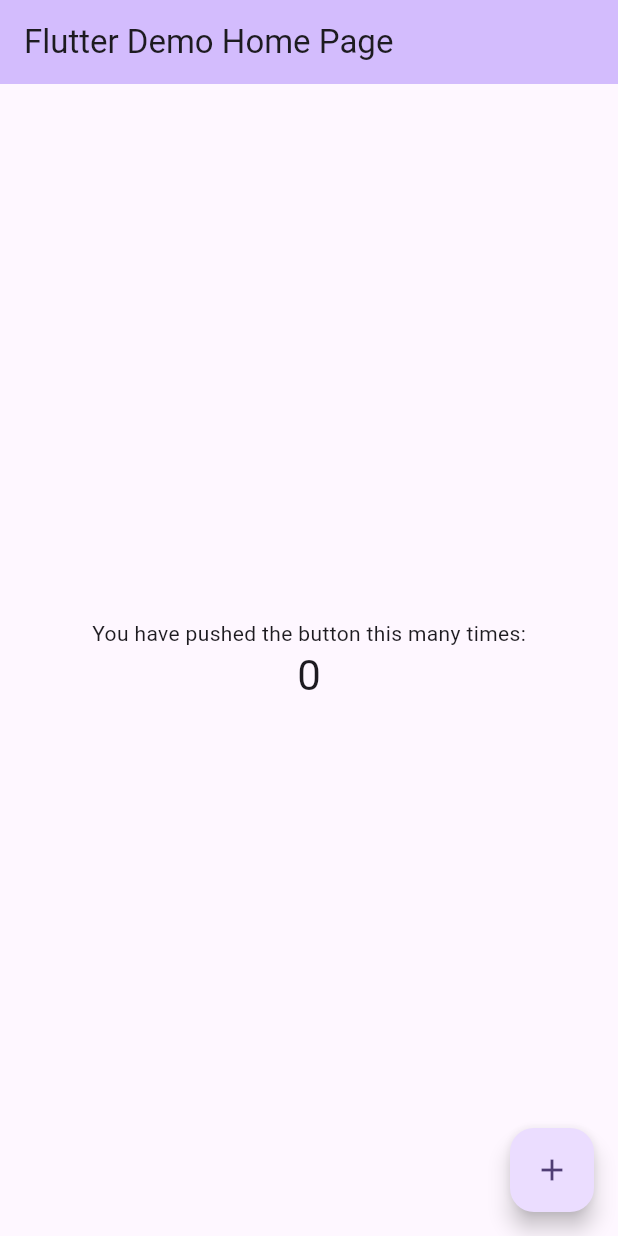
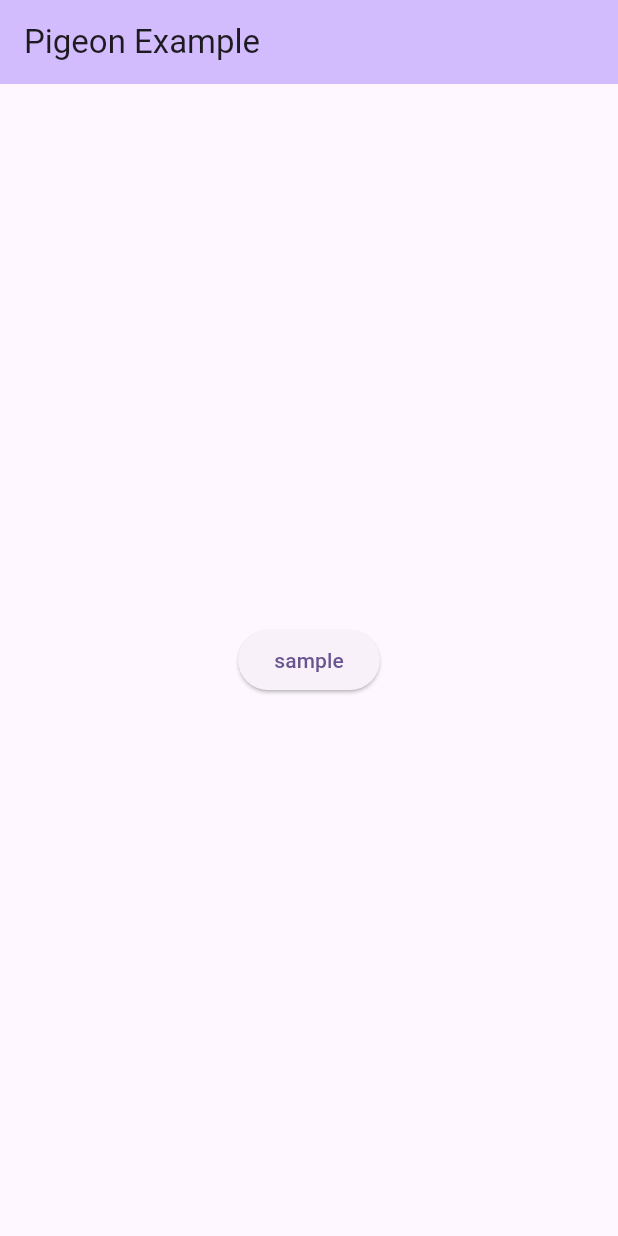
Before and after one commit to cm-tsmaeda/FlutterPigeonExample, a Flutter app: the screen it shows after launch, on a phone screen of 412 x 824 dp. Run offline on Flutter 3.47's test engine with Material 3 defaults, Android fonts, the phone set to English and light mode, and no system bars.

Commit message:
main.dartをサンプル用に修正

```diff
--- a/lib/main.dart
+++ b/lib/main.dart
@@ -7,45 +7,20 @@ void main() {
 class MyApp extends StatelessWidget {
   const MyApp({super.key});
 
-  // This widget is the root of your application.
   @override
   Widget build(BuildContext context) {
     return MaterialApp(
       title: 'Flutter Demo',
       theme: ThemeData(
-        // This is the theme of your application.
-        //
-        // TRY THIS: Try running your application with "flutter run". You'll see
-        // the application has a purple toolbar. Then, without quitting the app,
-        // try changing the seedColor in the colorScheme below to Colors.green
-        // and then invoke "hot reload" (save your changes or press the "hot
-        // reload" button in a Flutter-supported IDE, or press "r" if you used
-        // the command line to start the app).
-        //
-        // Notice that the counter didn't reset back to zero; the application
-        // state is not lost during the reload. To reset the state, use hot
-        // restart instead.
-        //
-        // This works for code too, not just values: Most code changes can be
-        // tested with just a hot reload.
         colorScheme: ColorScheme.fromSeed(seedColor: Colors.deepPurple),
       ),
-      home: const MyHomePage(title: 'Flutter Demo Home Page'),
+      home: const MyHomePage(title: 'Pigeon Example'),
     );
   }
 }
 
 class MyHomePage extends StatefulWidget {
   const MyHomePage({super.key, required this.title});
-
-  // This widget is the home page of your application. It is stateful, meaning
-  // that it has a State object (defined below) that contains fields that affect
-  // how it looks.
-
-  // This class is the configuration for the state. It holds the values (in this
-  // case the title) provided by the parent (in this case the App widget) and
-  // used by the build method of the State. Fields in a Widget subclass are
-  // always marked "final".
 
   final String title;
 
@@ -54,69 +29,25 @@ class MyHomePage extends StatefulWidget {
 }
 
 class _MyHomePageState extends State<MyHomePage> {
-  int _counter = 0;
-
-  void _incrementCounter() {
-    setState(() {
-      // This call to setState tells the Flutter framework that something has
-      // changed in this State, which causes it to rerun the build method below
-      // so that the display can reflect the updated values. If we changed
-      // _counter without calling setState(), then the build method would not be
-      // called again, and so nothing would appear to happen.
-      _counter++;
-    });
-  }
 
   @override
   Widget build(BuildContext context) {
-    // This method is rerun every time setState is called, for instance as done
-    // by the _incrementCounter method above.
-    //
-    // The Flutter framework has been optimized to make rerunning build methods
-    // fast, so that you can just rebuild anything that needs updating rather
-    // than having to individually change instances of widgets.
+
     return Scaffold(
       appBar: AppBar(
-        // TRY THIS: Try changing the color here to a specific color (to
-        // Colors.amber, perhaps?) and trigger a hot reload to see the AppBar
-        // change color while the other colors stay the same.
         backgroundColor: Theme.of(context).colorScheme.inversePrimary,
-        // Here we take the value from the MyHomePage object that was created by
-        // the App.build method, and use it to set our appbar title.
         title: Text(widget.title),
       ),
       body: Center(
-        // Center is a layout widget. It takes a single child and positions it
-        // in the middle of the parent.
         child: Column(
-          // Column is also a layout widget. It takes a list of children and
-          // arranges them vertically. By default, it sizes itself to fit its
-          // children horizontally, and tries to be as tall as its parent.
-          //
-          // Column has various properties to control how it sizes itself and
-          // how it positions its children. Here we use mainAxisAlignment to
-          // center the children vertically; the main axis here is the vertical
-          // axis because Columns are vertical (the cross axis would be
-          // horizontal).
-          //
-          // TRY THIS: Invoke "debug painting" (choose the "Toggle Debug Paint"
-          // action in the IDE, or press "p" in the console), to see the
-          // wireframe for each widget.
           mainAxisAlignment: MainAxisAlignment.center,
           children: <Widget>[
-            const Text('You have pushed the button this many times:'),
-            Text(
-              '$_counter',
-              style: Theme.of(context).textTheme.headlineMedium,
-            ),
+            ElevatedButton(onPressed: () {
+              print('Button pressed');
+            }, child: const Text('sample')),
           ],
         ),
       ),
-      floatingActionButton: FloatingActionButton(
-        onPressed: _incrementCounter,
-        tooltip: 'Increment',
-        child: const Icon(Icons.add),
-      ), // This trailing comma makes auto-formatting nicer for build methods.
     );
   }
 }
```
